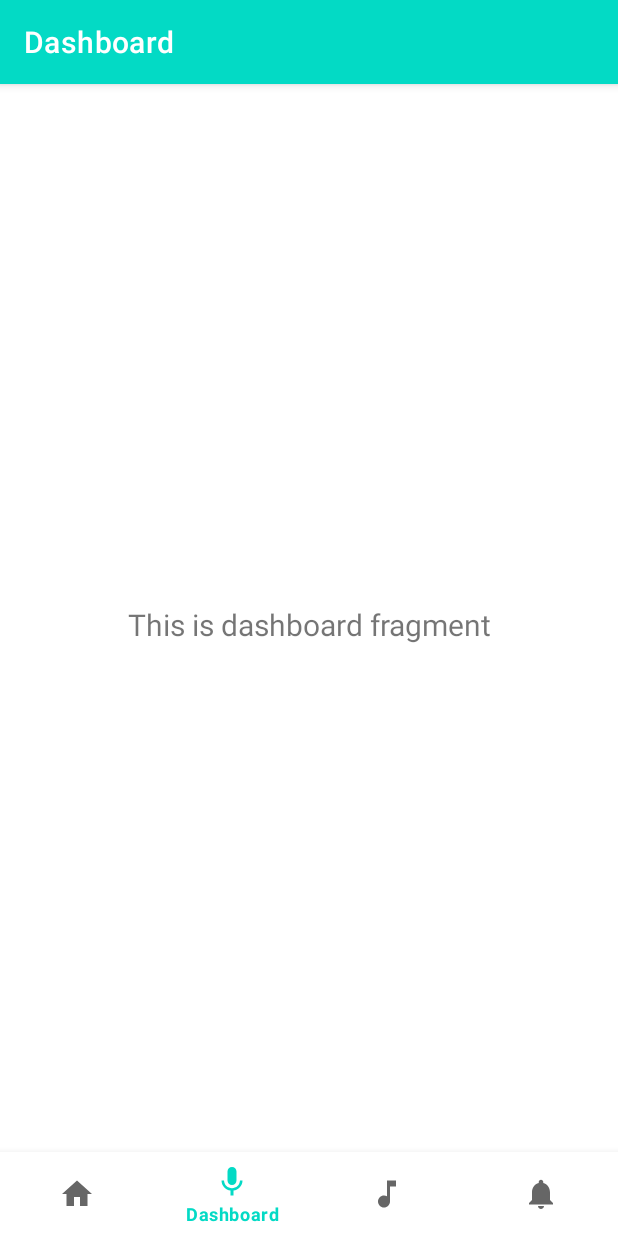
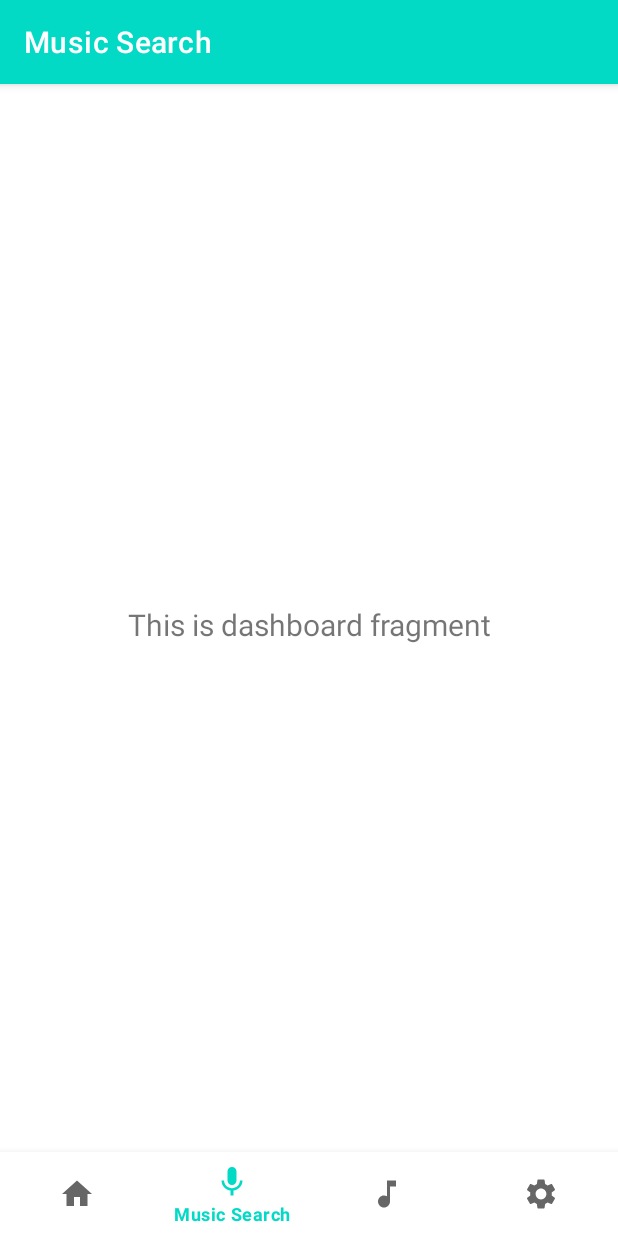
Before and after one commit to Rec-ommend/app_ui_improving, an Android app: the screen it shows after launch (MainActivity), item 2 of the bottom bar chosen, on a phone screen of 412 x 824 dp. Run offline under Robolectric (Android 15) with nearby library versions, the light colour scheme and no system bars; our stand-ins replace navigation-ui.

Commit message:
change menu title

```diff
--- a/app/src/main/res/drawable/ic_dashboard_black_24dp.xml
+++ /dev/null
@@ -1,9 +0,0 @@
-<vector xmlns:android="http://schemas.android.com/apk/res/android"
-    android:width="24dp"
-    android:height="24dp"
-    android:viewportWidth="24.0"
-    android:viewportHeight="24.0">
-    <path
-        android:fillColor="#FF000000"
-        android:pathData="M3,13h8L11,3L3,3v10zM3,21h8v-6L3,15v6zM13,21h8L21,11h-8v10zM13,3v6h8L21,3h-8z" />
-</vector>
--- a/app/src/main/res/drawable/ic_notifications_black_24dp.xml
+++ /dev/null
@@ -1,9 +0,0 @@
-<vector xmlns:android="http://schemas.android.com/apk/res/android"
-    android:width="24dp"
-    android:height="24dp"
-    android:viewportWidth="24.0"
-    android:viewportHeight="24.0">
-    <path
-        android:fillColor="#FF000000"
-        android:pathData="M12,22c1.1,0 2,-0.9 2,-2h-4c0,1.1 0.89,2 2,2zM18,16v-5c0,-3.07 -1.64,-5.64 -4.5,-6.32L13.5,4c0,-0.83 -0.67,-1.5 -1.5,-1.5s-1.5,0.67 -1.5,1.5v0.68C7.63,5.36 6,7.92 6,11v5l-2,2v1h16v-1l-2,-2z" />
-</vector>
--- a/app/src/main/res/menu/bottom_nav_menu.xml
+++ b/app/src/main/res/menu/bottom_nav_menu.xml
@@ -9,16 +9,16 @@
     <item
         android:id="@+id/navigation_dashboard"
         android:icon="@drawable/ic_baseline_mic_24"
-        android:title="@string/title_dashboard" />
+        android:title="@string/title_msearch" />
 
     <item
         android:id="@+id/navigation_notifications"
         android:icon="@drawable/ic_baseline_music_note_24"
-        android:title="@string/title_notifications" />
+        android:title="@string/title_tsearch" />
 
     <item
         android:id="@+id/navigation_option"
-        android:icon="@drawable/ic_notifications_black_24dp"
-        android:title="Option" />
+        android:icon="@drawable/ic_baseline_settings_24"
+        android:title="@string/title_option" />
 
 </menu>
--- a/app/src/main/res/navigation/mobile_navigation.xml
+++ b/app/src/main/res/navigation/mobile_navigation.xml
@@ -14,19 +14,19 @@
     <fragment
         android:id="@+id/navigation_dashboard"
         android:name="com.example.rec_commend.ui.dashboard.DashboardFragment"
-        android:label="@string/title_dashboard"
+        android:label="@string/title_msearch"
         tools:layout="@layout/fragment_dashboard" />
 
     <fragment
         android:id="@+id/navigation_notifications"
         android:name="com.example.rec_commend.ui.notifications.NotificationsFragment"
-        android:label="@string/title_notifications"
+        android:label="@string/title_tsearch"
         tools:layout="@layout/fragment_notifications" />
 
     <fragment
         android:id="@+id/navigation_option"
         android:name="com.example.rec_commend.ui.option.OptionFragment"
-        android:label="Option"
+        android:label="@string/title_option"
         tools:layout="@layout/fragment_option" />
 
 </navigation>
--- a/app/src/main/res/values/strings.xml
+++ b/app/src/main/res/values/strings.xml
@@ -1,6 +1,7 @@
 <resources>
     <string name="app_name">Rec_commend</string>
     <string name="title_home">Home</string>
-    <string name="title_dashboard">Dashboard</string>
-    <string name="title_notifications">Notifications</string>
+    <string name="title_msearch">Music Search</string>
+    <string name="title_tsearch">Tune Search</string>
+    <string name="title_option">Option</string>
 </resources>
```
